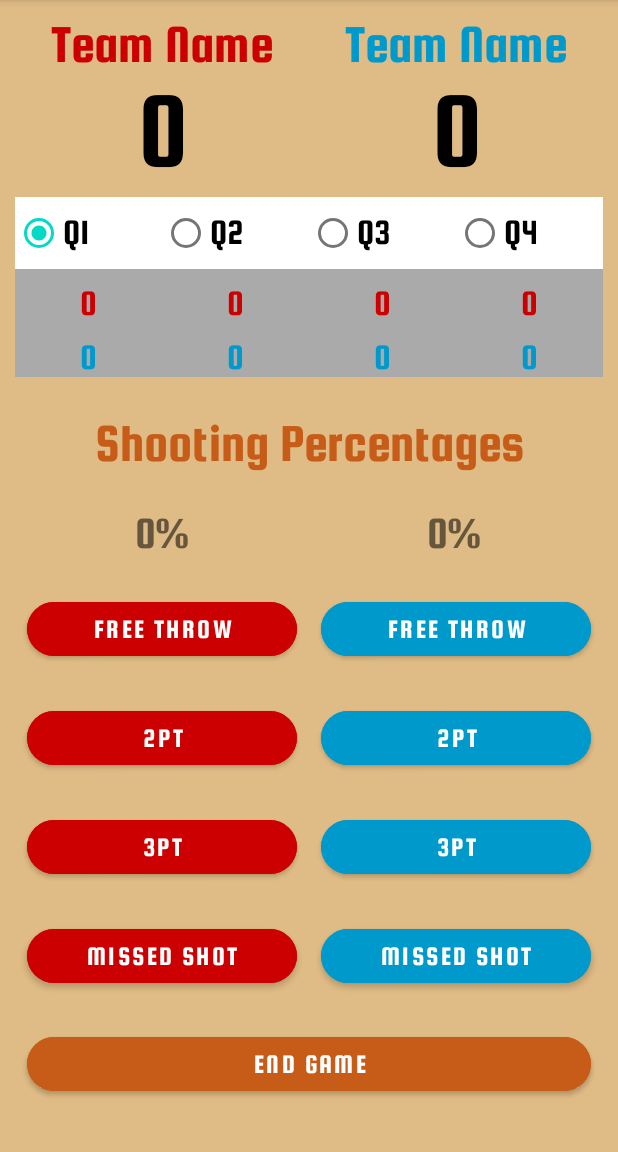
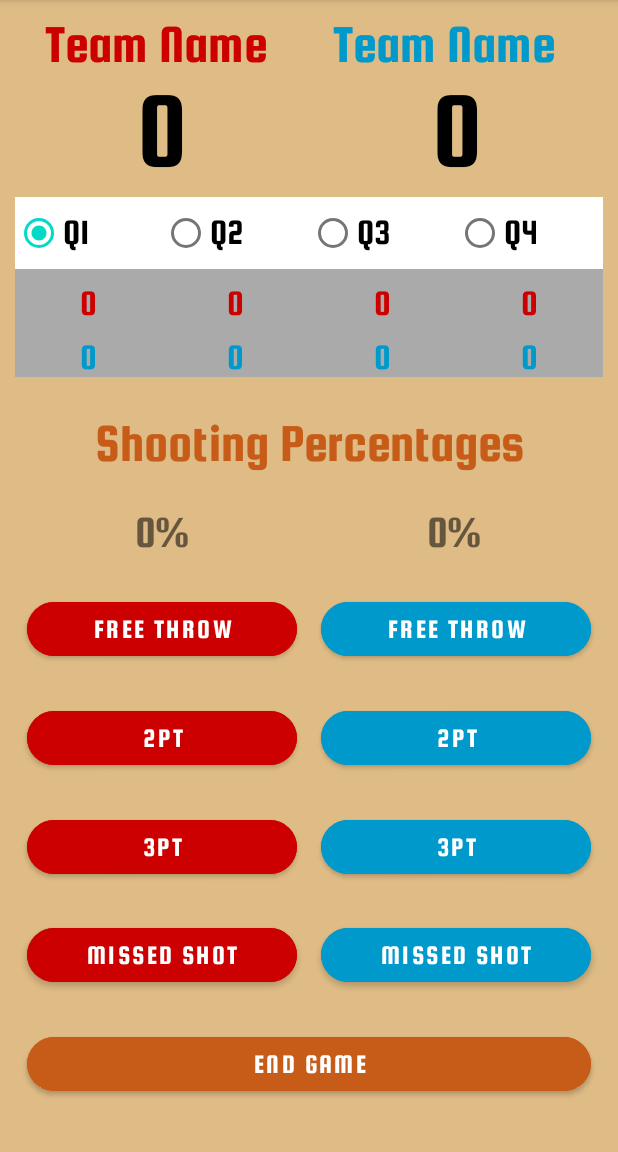
Before and after one commit to wasif-izar/Score-Keeper-App, an Android app: the fragment GameFragment shown on its own in the app's theme, on a phone screen of 412 x 824 dp, the part 84-1236 px from its top. Run offline under Robolectric (Android 15) with nearby library versions, the phone set to English and light mode, and no system bars; 3 statements that could not run were skipped.

Commit message:
team names constraint modified

```diff
--- a/app/src/main/res/layout/fragment_game.xml
+++ b/app/src/main/res/layout/fragment_game.xml
@@ -16,8 +16,9 @@
 
         <TextView
             android:id="@+id/gamefrag_tv_team1_name"
-            android:layout_width="wrap_content"
+            android:layout_width="0dp"
             android:layout_height="wrap_content"
+            android:layout_marginEnd="8dp"
             android:fontFamily="@font/squada_one"
             android:text="@string/placeholder_team_name"
             android:textAlignment="center"
@@ -31,8 +32,9 @@
 
         <TextView
             android:id="@+id/gamefrag_tv_team2_name"
-            android:layout_width="wrap_content"
+            android:layout_width="0dp"
             android:layout_height="wrap_content"
+            android:layout_marginStart="8dp"
             android:fontFamily="@font/squada_one"
             android:text="@string/placeholder_team_name"
             android:textColor="@color/team2"
```
